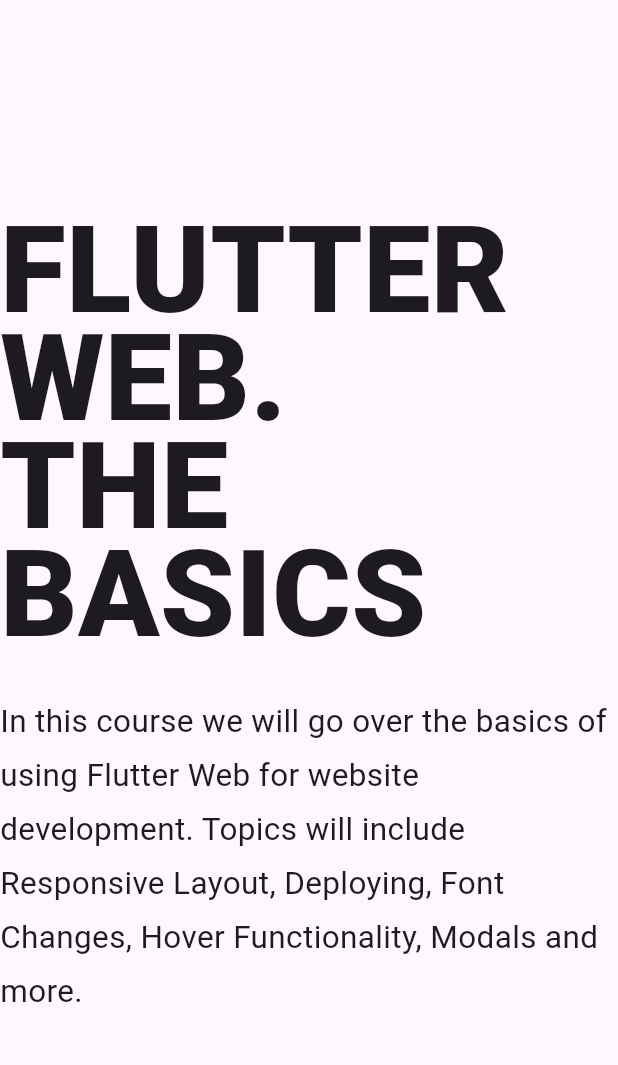
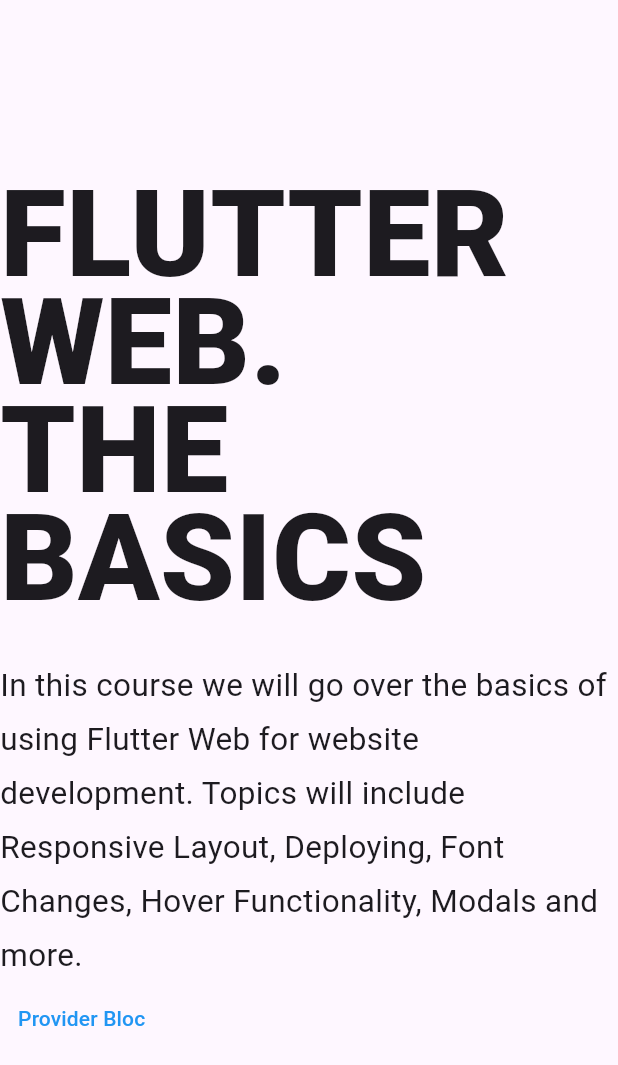
Before and after one commit to cubeccar/target, a Flutter app: the CourseDetails widget shown alone on an empty page, opened directly, on a phone screen of 412 x 824 dp. Shown: the top 1065 px of the screen. Run offline on Flutter 3.47's test engine with Material 2 defaults, Android fonts, the phone set to English and light mode, and no system bars; our stand-ins replace syncfusion_flutter_charts.

Commit message:
Code review

```diff
--- a/lib/widget/course_details/course_details.dart
+++ b/lib/widget/course_details/course_details.dart
@@ -1,3 +1,12 @@
+import 'package:url_launcher/url_launcher.dart';
+import 'package:flutter/material.dart';
+/*
+import 'package:flutter/foundation.dart' show kIsWeb;
+import 'package:provider/provider.dart';
+import 'package:window_size/window_size.dart';
+
+*/
+
 class CourseDetails extends StatelessWidget {
   const CourseDetails({Key key}) : super(key: key);
 
@@ -21,6 +30,16 @@ class CourseDetails extends StatelessWidget {
             'In this course we will go over the basics of using Flutter Web for website development. Topics will include Responsive Layout, Deploying, Font Changes, Hover Functionality, Modals and more.',
             style: TextStyle(fontSize: 21, height: 1.7),
           ),
+          TextButton(
+                    style: ButtonStyle(
+                      foregroundColor: MaterialStateProperty.all(Colors.blue),
+                      overlayColor:
+                          MaterialStateProperty.all(Colors.transparent),
+                    ),
+                    onPressed: () =>
+                        launchUrl(Uri.parse('/index.html')),
+                    child: const Text('Provider Bloc'),
+            ),
         ],
       ),
     );
```
